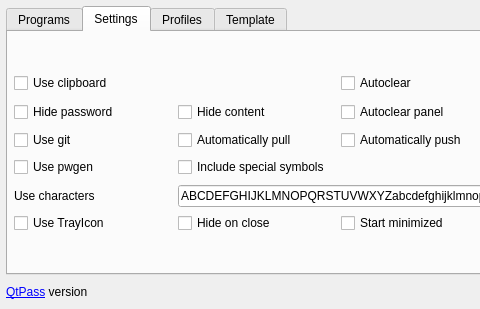
Qt form configdialog.ui (IJHack/QtPass) before a commit; both pictures show x 0 to 480 and y 0 to 309 of the 704 by 309 pixel window.
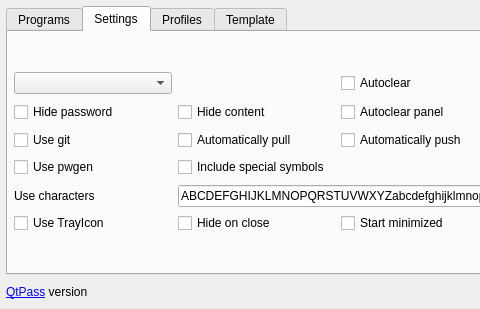
The same form after that commit.

Commit message: Modified the clipboard logic to allow for on-demand copy to clipboard.

```diff
--- a/configdialog.ui
+++ b/configdialog.ui
@@ -245,13 +245,6 @@
            </property>
           </widget>
          </item>
-         <item row="0" column="0">
-          <widget class="QCheckBox" name="checkBoxClipboard">
-           <property name="text">
-            <string>Use clipboard</string>
-           </property>
-          </widget>
-         </item>
          <item row="0" column="3">
           <layout class="QHBoxLayout" name="horizontalLayout">
            <item>
@@ -404,6 +397,9 @@
            </property>
           </widget>
          </item>
+         <item row="0" column="0">
+          <widget class="QComboBox" name="comboBoxClipboard"/>
+         </item>
         </layout>
        </item>
       </layout>
```
Left out of the diff: 1 changed line with no effect on the pictures. The commit also changes 5 other files.
